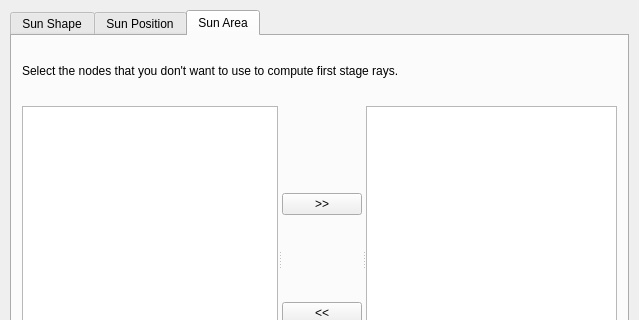
The window that TonatiuhProject/src/source/gui/lightdialog.ui (iat-cener/tonatiuh) describes before a commit, drawn with Qt 5; both pictures show x 0 to 639 and y 0 to 320 of the 639 by 465 pixel window.
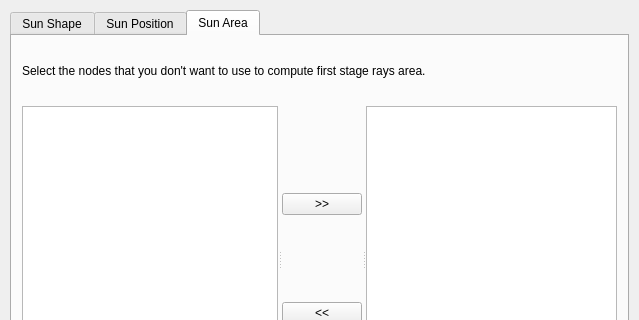
The same window after the commit. The open tabs and pages were chosen to show the change. Custom widgets are drawn as their Qt base class.

Commit message: LightDialog changed to disable nodes as first stage nodes

```diff
--- a/TonatiuhProject/src/source/gui/lightdialog.ui
+++ b/TonatiuhProject/src/source/gui/lightdialog.ui
@@ -229,7 +229,7 @@
           </size>
          </property>
          <property name="text">
-          <string>Select the nodes that you don't want to use to compute first stage rays.</string>
+          <string>Select the nodes that you don't want to use to compute first stage rays area.</string>
          </property>
         </widget>
        </item>
```
